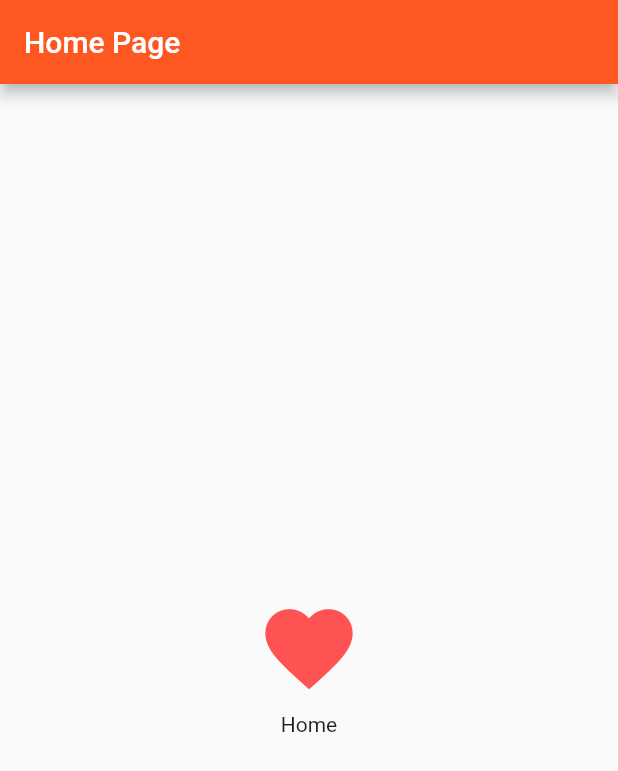
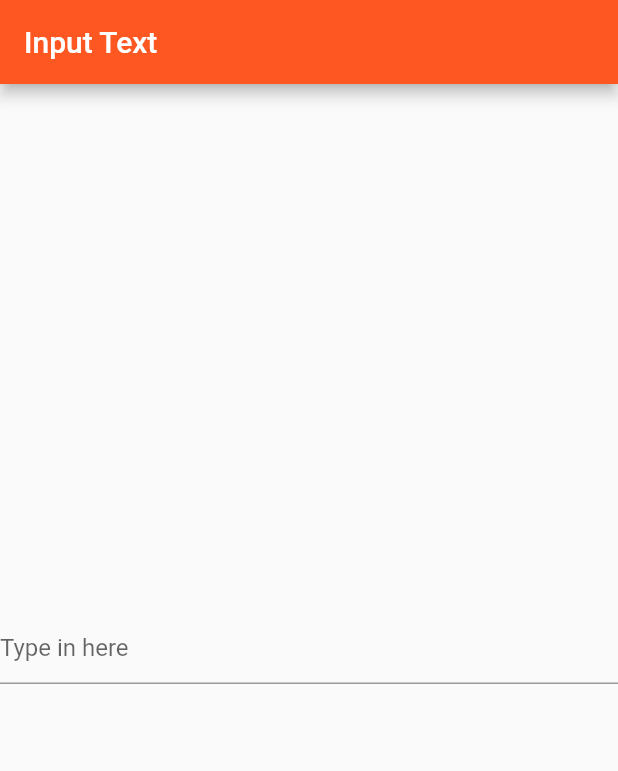
Before and after one commit to Hotteock3388/Study_Flutter-ui, a Flutter app: the screen it shows after launch, on a phone screen of 412 x 824 dp. Shown: the top 771 px of the screen. Run offline on Flutter 3.47's test engine with Material 2 defaults, Android fonts, the phone set to English and light mode, and no system bars.

Commit message:
5. Using onChanged to show input text

```diff
--- /dev/null
+++ b/lib/5. Using onChanged to show input text.dart
@@ -0,0 +1,33 @@
+import 'package:flutter/material.dart';
+
+class MyTextInput extends StatefulWidget {
+  @override
+  MyTextInputState createState() => new MyTextInputState();
+}
+
+class MyTextInputState extends State<MyTextInput> {
+  String result = "";
+
+  @override
+  Widget build(BuildContext context) {
+    return new Scaffold(
+        appBar: new AppBar(
+            title: new Text("Input Text"), backgroundColor: Colors.deepOrange),
+        body: new Container(
+            child: new Center(
+                child: new Column(
+                    mainAxisAlignment: MainAxisAlignment.center,
+                    children: <Widget>[
+              new TextField(
+                  decoration: new InputDecoration(hintText: "Type in here"),
+                  //onChanged is called whenever we add or delete something on Text Field
+                  onChanged: (String str) {
+                    setState(() {
+                      result = str;
+                    });
+                  }),
+              //displaying input text
+              new Text(result)
+            ]))));
+  }
+}
```
Also changed, not shown: lib/main.dart (+64 -56 lines), 1 other file.
